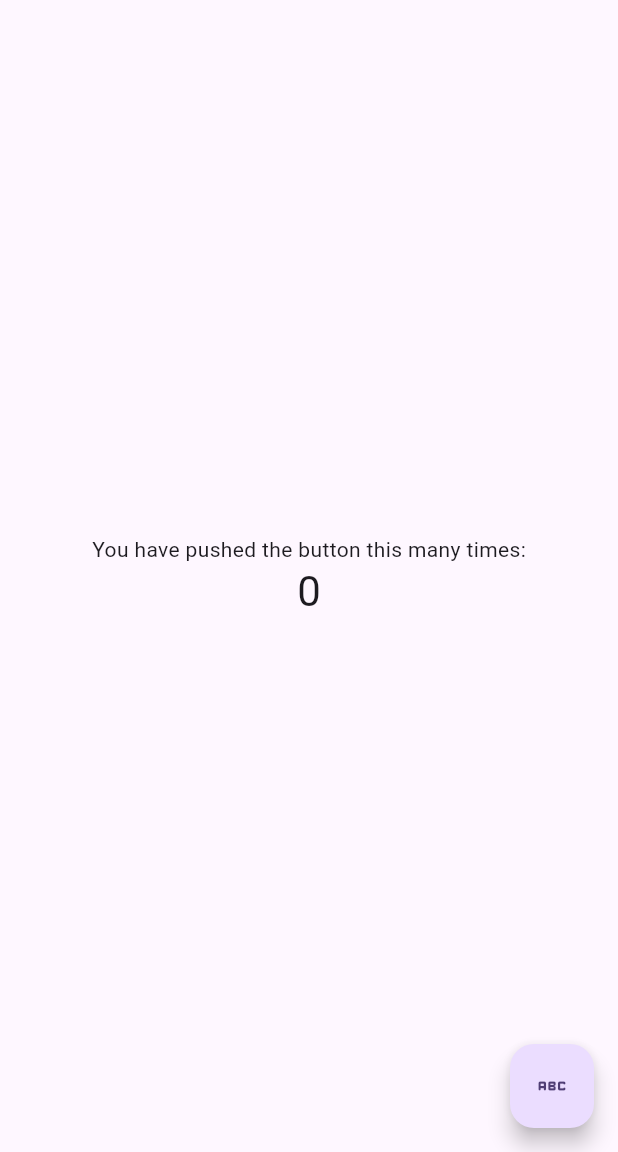
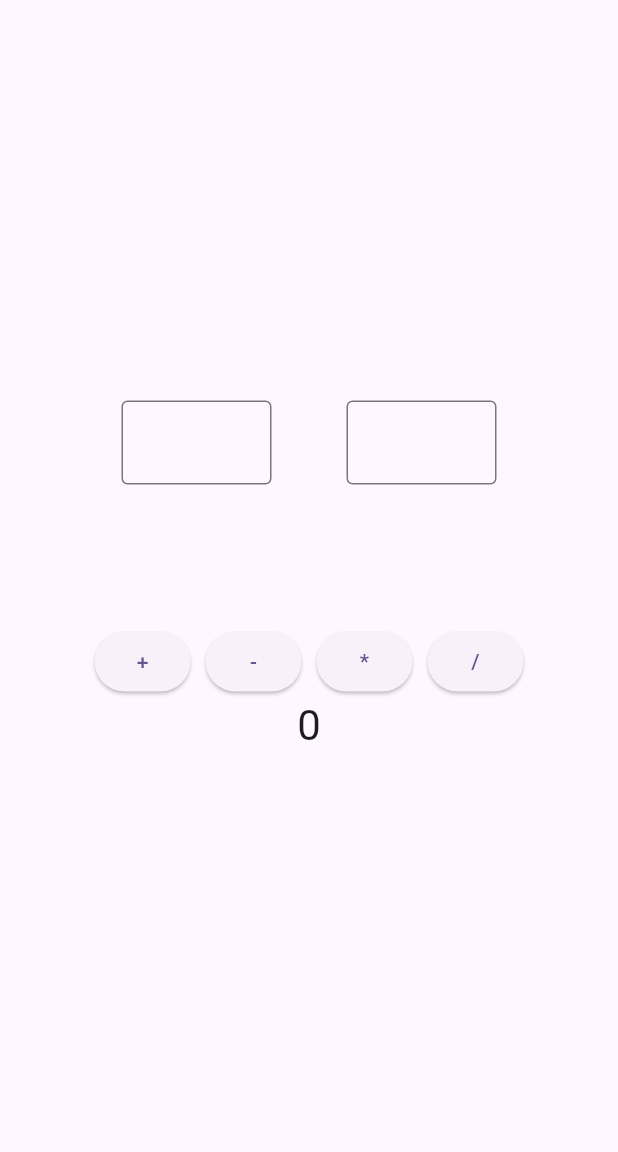
Before and after one commit to edmwags111/calculator, a Flutter app: the screen it shows after launch, on a phone screen of 412 x 824 dp, the part 84-1236 px from its top. Run offline on Flutter 3.47's test engine with Material 3 defaults, Android fonts, the phone set to English and light mode, and no system bars.

Commit message:
Add the caclulator UI

```diff
--- a/lib/main.dart
+++ b/lib/main.dart
@@ -82,10 +82,11 @@ class _MyHomePageState extends State<MyHomePage> {
         // TRY THIS: Try changing the color here to a specific color (to
         // Colors.amber, perhaps?) and trigger a hot reload to see the AppBar
         // change color while the other colors stay the same.
-        backgroundColor: Color.fromRGBO(255, 255, 0, 1),
+        backgroundColor: const Color.fromRGBO(255, 255, 0, 1),
         // Here we take the value from the MyHomePage object that was created by
         // the App.build method, and use it to set our appbar title.
-        title: Text(widget.title, style: TextStyle(color:  Color.fromRGBO(55, 0, 0, 1))),
+        title: Text(widget.title,
+            style: const TextStyle(color: Color.fromRGBO(55, 0, 0, 1))),
       ),
       body: Center(
         // Center is a layout widget. It takes a single child and positions it
@@ -106,8 +107,64 @@ class _MyHomePageState extends State<MyHomePage> {
           // wireframe for each widget.
           mainAxisAlignment: MainAxisAlignment.center,
           children: <Widget>[
-            const Text(
-              'You have pushed the button this many times:',
+            const Row(
+              mainAxisAlignment: MainAxisAlignment.center,
+              children: [
+                SizedBox(
+                  width: 100,
+                  height: 100,
+                  child: TextField(
+                    decoration: InputDecoration(
+                      border: OutlineInputBorder(),
+                    ),
+                  ),
+                ),
+                SizedBox(
+                  width: 50,
+                ),
+                SizedBox(
+                  width: 100,
+                  height: 100,
+                  child: TextField(
+                    decoration: InputDecoration(
+                      border: OutlineInputBorder(),
+                    ),
+                  ),
+                ),
+              ],
+            ),
+            const SizedBox(
+              height: 50,
+            ),
+            Row(
+              mainAxisAlignment: MainAxisAlignment.center,
+              children: [
+                ElevatedButton(
+                  onPressed: () {},
+                  child: const Text('+'),
+                ),
+                const SizedBox(
+                  width: 10,
+                ),
+                ElevatedButton(
+                  onPressed: () {},
+                  child: const Text('-'),
+                ),
+                const SizedBox(
+                  width: 10,
+                ),
+                ElevatedButton(
+                  onPressed: () {},
+                  child: const Text('*'),
+                ),
+                const SizedBox(
+                  width: 10,
+                ),
+                ElevatedButton(
+                  onPressed: () {},
+                  child: const Text('/'),
+                ),
+              ],
             ),
             Text(
               '$_counter',
@@ -116,11 +173,11 @@ class _MyHomePageState extends State<MyHomePage> {
           ],
         ),
       ),
-      floatingActionButton: FloatingActionButton(
-        onPressed: _incrementCounter,
-        tooltip: 'Increment',
-        child: const Icon(Icons.abc_rounded),
-      ), // This trailing comma makes auto-formatting nicer for build methods.
+      // floatingActionButton: FloatingActionButton(
+      //   onPressed: _incrementCounter,
+      //   tooltip: 'Increment',
+      //   child: const Icon(Icons.abc_rounded),
+      // ), // This trailing comma makes auto-formatting nicer for build methods.
     );
   }
 }
```
